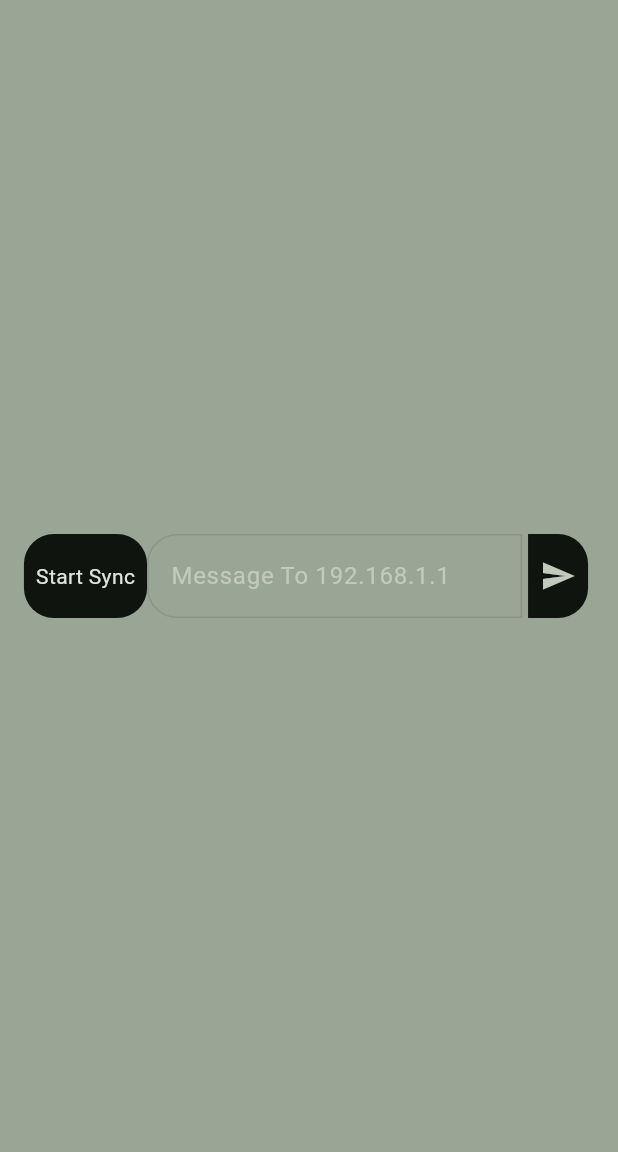
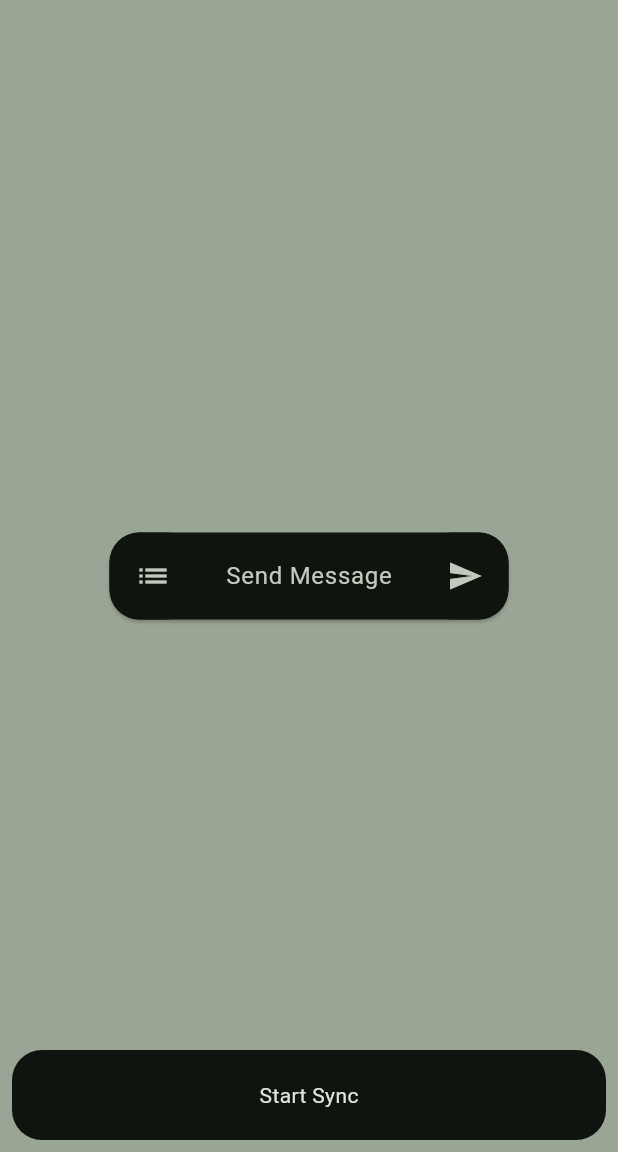
Before and after one commit to ankurage/SomeCloud, a Flutter app: the screen it shows after launch, on a phone screen of 412 x 824 dp, the part 84-1236 px from its top. Run offline on Flutter 3.47's test engine with Material 3 defaults, Android fonts, the phone set to English and light mode, and no system bars; our stand-ins replace hive_flutter, permission_handler; missing offline and left inert: flutter_background_service; accounts and stored records are empty; statements that could not run were skipped.

Commit message:
new design, full pc sync

```diff
--- a/mobile/lib/screens/main/screen.dart
+++ b/mobile/lib/screens/main/screen.dart
@@ -14,52 +14,6 @@ class MainScreen extends StatefulWidget {
 
 class _MainScreenState extends State<MainScreen> {
   var _messageController = TextEditingController();
-
-  @override
-  Widget build(BuildContext context) {
-    var theme = Theme.of(context);
-
-    return Scaffold(
-      appBar: AppBar(
-        title: const Text('MyShare'),
-        actions: [
-          IconButton(
-            onPressed: () {
-              Navigator.pushNamed(context, "/config");
-            },
-            icon: Icon(Icons.settings),
-          ),
-        ],
-      ),
-      body: Center(
-        child: Column(
-          mainAxisSize: .min,
-          children: [
-            IntrinsicWidth(
-              child: IntrinsicHeight(
-                child: MessageField(messageController: _messageController),
-              ),
-            ),
-          ],
-        ),
-      ),
-    );
-  }
-}
-
-class MessageField extends StatefulWidget {
-  const MessageField({
-    super.key,
-    required this._messageController,
-  });
-
-  final TextEditingController _messageController;
-
-  @override
-  State<MessageField> createState() => _MessageFieldState();
-}
-
-class _MessageFieldState extends State<MessageField> {
   bool isServiceActive = false;
 
   Future checkServiceActive() async {
@@ -79,11 +33,33 @@ class _MessageFieldState extends State<MessageField> {
 
   @override
   Widget build(BuildContext context) {
-    return Row(
-      spacing: 0,
-      crossAxisAlignment: .stretch,
+    var theme = Theme.of(context);
+
+    return Scaffold(
+      appBar: AppBar(
+        title: const Text('MyShare'),
+        actions: [
+          IconButton(
+            onPressed: () {
+              Navigator.pushNamed(context, "/config");
+            },
+            icon: Icon(Icons.settings),
+          ),
+        ],
+      ),
+      body: Stack(
+        alignment: .center,
         children: [
-        IconButtonWidget(
+          MessageField(messageController: _messageController),
+          Align(
+            alignment: .bottomCenter,
+            child: Row(
+              children: [
+                Expanded(
+                  child: Padding(
+                    padding: const EdgeInsets.all(8.0),
+                    child: IconButtonWidget(
+                      buttonPadding: EdgeInsetsGeometry.symmetric(vertical: 20),
                       child: isServiceActive ? Text("Stop Sync") : Text("Start Sync"),
                       onPressed: () {
                         if (isServiceActive) {
@@ -93,17 +69,87 @@ class _MessageFieldState extends State<MessageField> {
                         }
                       },
                     ),
-        SizedBox(
-          width: 250,
+                  ),
+                ),
+              ],
+            ),
+          ),
+        ],
+      ),
+    );
+  }
+}
+
+class MessageField extends StatefulWidget {
+  const MessageField({
+    super.key,
+    required this._messageController,
+  });
+
+  final TextEditingController _messageController;
+
+  @override
+  State<MessageField> createState() => _MessageFieldState();
+}
+
+class _MessageFieldState extends State<MessageField> {
+  bool isServersListOpened = false;
+
+  @override
+  Widget build(BuildContext context) {
+    var theme = Theme.of(context);
+
+    return Column(
+      spacing: 0,
+      mainAxisAlignment: .center,
+      children: [
+        AnimatedContainer(
+          padding: EdgeInsetsGeometry.zero,
+          decoration: BoxDecoration(
+            color: theme.primaryColor,
+            borderRadius: BorderRadiusGeometry.only(topLeft: Radius.circular(20), topRight: Radius.circular(20))
+          ),
+          height: isServersListOpened ? 200 : 0,
+          width: isServersListOpened ? 230 : 0,
+          duration: Duration(milliseconds: 100),
+          child: ListView.separated(
+            itemCount: 5,
+            separatorBuilder: (context, index) => Divider(),
+            itemBuilder: (context, index) {
+              return ListTile(
+                title: Text("Device Name"),
+                subtitle: Text("Ip........"),
+                trailing: Text("Port..."),
+              );
+            },
+          )
+        ),
+        Row(
+          mainAxisAlignment: .center,
+          mainAxisSize: .min,
+          children: [
+            IconButtonBackgroundWidget(
+              buttonPadding: .symmetric(vertical: 17, horizontal: 17),
+              onPressedSuffix: sendMessage,
+              onPressedPrefix: serversListToggle,
+              left: false,
+              suffixIcon: Icon(Icons.send),
+              prefixIcon: Icon(Icons.list),
+              child: SizedBox(
+                width: 150,
                 child: MessageSendWidget(widget: widget),
               ),
-        IconButtonWidget(
-          child: Icon(Icons.send),
-          onPressed: sendMessage,
-          left: false,
+            ),
+          ],
         ),
       ],
     );
+  }
+
+  void serversListToggle() {
+    setState(() {
+      isServersListOpened = !isServersListOpened;
+    });
   }
 
   Future sendMessage() async {
@@ -132,17 +178,17 @@ class MessageSendWidget extends StatelessWidget {
     return TextField(
       controller: widget._messageController,
       decoration: InputDecoration(
-        label: Consumer<ConfigProvider>(
+        label: Row(
+          mainAxisAlignment: .center,
+          children: [
+            Consumer<ConfigProvider>(
               builder: (context, value, child) =>
-              Text("Message To ${value.ip}"),
+                  Text("Send Message"),
               // child: Text("Message To ${context.read<ConfigProvider>().ip}")
             ),
-        border: OutlineInputBorder(
-          borderRadius: BorderRadius.only(
-            topLeft: Radius.circular(20),
-            bottomLeft: Radius.circular(20)
-          )
+          ],
         ),
+        border: InputBorder.none
       ),
     );
   }
--- a/mobile/lib/widgets/buttons_widget.dart
+++ b/mobile/lib/widgets/buttons_widget.dart
@@ -3,13 +3,15 @@ import 'package:flutter/material.dart';
 class IconButtonWidget extends StatelessWidget {
   Widget child;
   VoidCallback onPressed;
-  bool ?left; // false - turn right | true - turn left
+  bool? left; // false - turn rounded corners right | true - turn rounded corners left
+  EdgeInsetsGeometry buttonPadding;
   double cornerRound = 0;
 
   IconButtonWidget({
     required this.child,
     required this.onPressed,
     this.left,
+    this.buttonPadding = EdgeInsetsGeometry.zero,
     this.cornerRound = 20
   });
 
@@ -18,7 +20,7 @@ class IconButtonWidget extends StatelessWidget {
     var theme = Theme.of(context);
 
     return IconButton(
-      // padding: EdgeInsets.symmetric(vertical: 13),
+      padding: buttonPadding,
       style: IconButton.styleFrom(
         backgroundColor: theme.primaryColor,
         shape: RoundedRectangleBorder(
@@ -43,3 +45,75 @@ class IconButtonWidget extends StatelessWidget {
     );
   }
 }
+
+class IconButtonBackgroundWidget extends StatelessWidget {
+  Widget child;
+  Widget suffixIcon;
+  Widget prefixIcon;
+  VoidCallback? onPressedSuffix;
+  VoidCallback? onPressedPrefix;
+  bool? left; // false - turn rounded corners right | true - turn rounded corners left
+  EdgeInsetsGeometry buttonPadding;
+  EdgeInsetsGeometry childPadding;
+  double cornerRound = 0;
+
+  IconButtonBackgroundWidget({
+    required this.child,
+    this.suffixIcon = const SizedBox(),
+    this.prefixIcon = const SizedBox(),
+    this.onPressedSuffix,
+    this.onPressedPrefix,
+    this.left,
+    this.buttonPadding = EdgeInsetsGeometry.zero,
+    this.childPadding = EdgeInsetsGeometry.zero,
+    this.cornerRound = 20
+  });
+
+  @override
+  Widget build(BuildContext context) {
+    var theme = Theme.of(context);
+
+    return Card(
+      margin: EdgeInsetsGeometry.zero,
+      color: theme.primaryColor,
+      shape: RoundedRectangleBorder(
+        borderRadius: BorderRadiusGeometry.all(Radius.circular(cornerRound))
+      ),
+      child: Row(
+        mainAxisAlignment: .spaceBetween,
+        children: [
+          prefixIcon == SizedBox
+          ? SizedBox()
+          : IconButton(
+            padding: buttonPadding,
+            style: IconButton.styleFrom(
+              backgroundColor: theme.primaryColor,
+              shape: RoundedRectangleBorder(
+                borderRadius: BorderRadiusGeometry.all(Radius.circular(cornerRound))
+              )
+            ),
+            onPressed: onPressedPrefix,
+            icon: prefixIcon,
+          ),
+          Padding(
+            padding: childPadding,
+            child: child,
+          ),
+          suffixIcon == SizedBox
+          ? SizedBox()
+          : IconButton(
+            padding: buttonPadding,
+            style: IconButton.styleFrom(
+              backgroundColor: theme.primaryColor,
+              shape: RoundedRectangleBorder(
+                borderRadius: BorderRadiusGeometry.all(Radius.circular(cornerRound))
+              )
+            ),
+            onPressed: onPressedSuffix,
+            icon: suffixIcon,
+          ),
+        ],
+      ),
+    );
+  }
+}
--- a/mobile/pubspec.yaml
+++ b/mobile/pubspec.yaml
@@ -34,6 +34,8 @@ dependencies:
   hive_flutter: ^1.1.0
   flutter_background_service: ^5.1.0
   permission_handler: 11.3.1
+  network_info_plus: ^8.2.1
+  # clipboard: ^3.0.14
   # flutter_background_service_ios: ^5.0.3
 
   # The following adds the Cupertino Icons font to your application.
```
Also changed, not shown: mobile/lib/backgroundService/service.dart (+26 -1 lines), mobile/lib/main.dart (+27 -26 lines), mobile/lib/screens/config/screen.dart (+12 -9 lines), desktop/src/assets/icon.png (deleted), mobile/pubspec.lock, 8 other files. Lines whose indentation alone changed are shown as unchanged.
